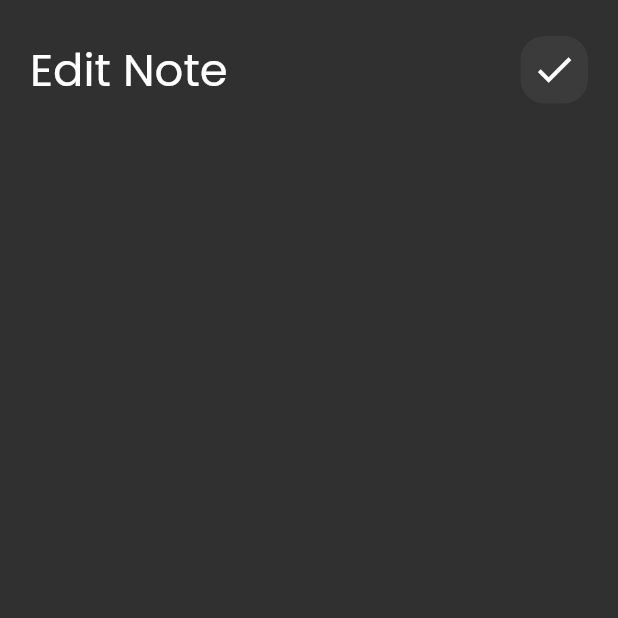
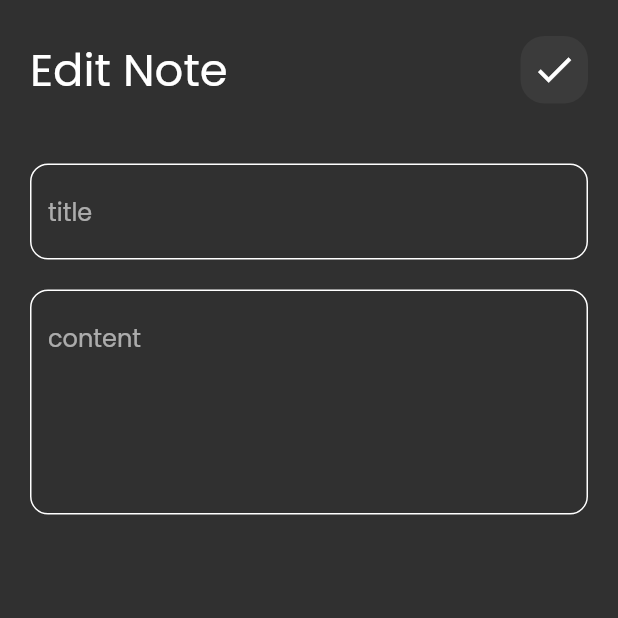
Before and after one commit to Mariamibrahim88/Notes_App, a Flutter app: the EditNotesViewBody screen opened directly, on a phone screen of 412 x 824 dp, the top half of it. Run offline on Flutter 3.47's test engine with Material 2 defaults, Android fonts, the phone set to English and light mode, and no system bars.

Commit message:
finish ui of edit note view

```diff
--- a/lib/views/edit_notes_view.body.dart
+++ b/lib/views/edit_notes_view.body.dart
@@ -1,5 +1,6 @@
 import 'package:flutter/material.dart';
 import 'package:notes_app/widgets/custom_app_bar.dart';
+import 'package:notes_app/widgets/custom_text_field.dart';
 
 import '../widgets/custom_icon_bar.dart';
 
@@ -10,12 +11,21 @@ class EditNotesViewBody extends StatelessWidget {
   Widget build(BuildContext context) {
     return const SafeArea(
       child: Scaffold(
-        body: Padding(
-            padding: EdgeInsets.symmetric(horizontal: 20, vertical: 24),
-            child: Column(
-              children: [CustomAppBar(title: 'Edit Note', icon: Icons.done)],
-            )),
-      ),
+          body: Padding(
+              padding: EdgeInsets.symmetric(horizontal: 20, vertical: 24),
+              child: Column(
+                children: [
+                  CustomAppBar(title: 'Edit Note', icon: Icons.done),
+                  SizedBox(
+                    height: 40,
+                  ),
+                  CustomTextField(texthint: 'title'),
+                  SizedBox(
+                    height: 20,
+                  ),
+                  CustomTextField(texthint: 'content', maxLines: 5),
+                ],
+              ))),
     );
   }
 }
```
